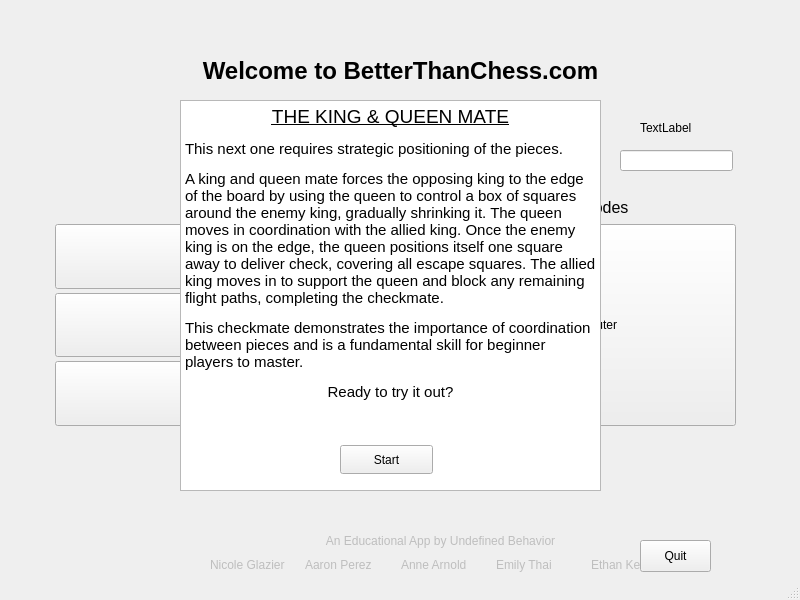
Old version of the form startmenu.ui in the repository University-of-Utah-CS3505/a9-edu-app-f24-birdy117.
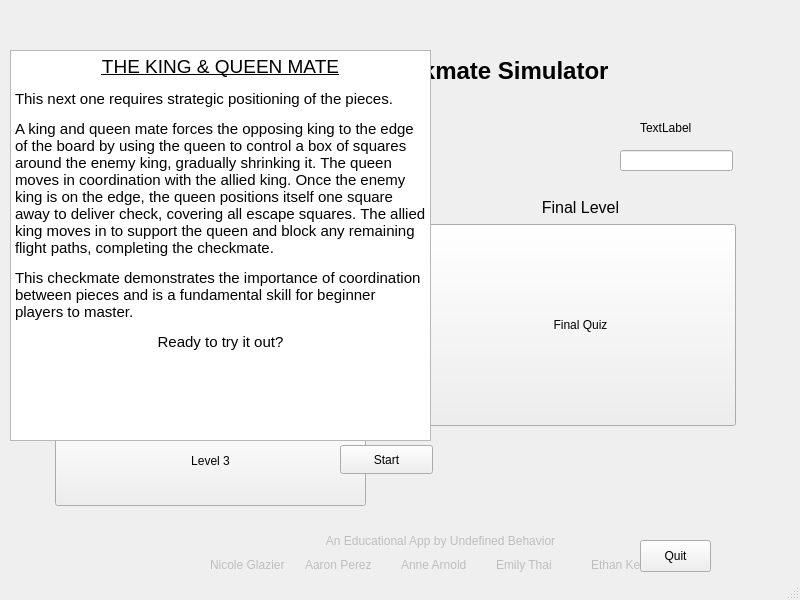
New version of the form. Icons and pictures are not drawn.

Commit message: Changed UI Element Names

```diff
--- a/startmenu.ui
+++ b/startmenu.ui
@@ -31,7 +31,7 @@
      <rect>
       <x>190</x>
       <y>40</y>
-      <width>421</width>
+      <width>451</width>
       <height>61</height>
      </rect>
     </property>
@@ -64,7 +64,7 @@
      <enum>QFrame::Shadow::Plain</enum>
     </property>
     <property name="text">
-     <string>Welcome to BetterThanChess.com</string>
+     <string>Welcome to Checkmate Simulator</string>
     </property>
     <property name="alignment">
      <set>Qt::AlignmentFlag::AlignCenter</set>
@@ -125,7 +125,7 @@
         </font>
        </property>
        <property name="text">
-        <string>Game Modes</string>
+        <string>Final Level</string>
        </property>
        <property name="alignment">
         <set>Qt::AlignmentFlag::AlignCenter</set>
@@ -156,7 +156,7 @@
         </size>
        </property>
        <property name="text">
-        <string>Vs. Computer</string>
+        <string>Final Quiz</string>
        </property>
        <property name="icon">
         <iconset theme="QIcon::ThemeIcon::Computer"/>
@@ -212,7 +212,7 @@
       <x>50</x>
       <y>190</y>
       <width>321</width>
-      <height>241</height>
+      <height>321</height>
      </rect>
     </property>
     <layout class="QVBoxLayout" name="verticalLevelLayout" stretch="1,1,1,1">
@@ -439,8 +439,8 @@
    <widget class="QTextEdit" name="foolsMateText">
     <property name="geometry">
      <rect>
-      <x>180</x>
-      <y>100</y>
+      <x>10</x>
+      <y>50</y>
       <width>421</width>
       <height>391</height>
      </rect>
@@ -479,8 +479,8 @@
    <widget class="QTextEdit" name="BackRankText">
     <property name="geometry">
      <rect>
-      <x>180</x>
-      <y>100</y>
+      <x>10</x>
+      <y>50</y>
       <width>421</width>
       <height>391</height>
      </rect>
@@ -506,8 +506,8 @@
    <widget class="QTextEdit" name="KingQueenText">
     <property name="geometry">
      <rect>
-      <x>180</x>
-      <y>100</y>
+      <x>10</x>
+      <y>50</y>
       <width>421</width>
       <height>391</height>
      </rect>
```
The commit also changes 1 other file.
